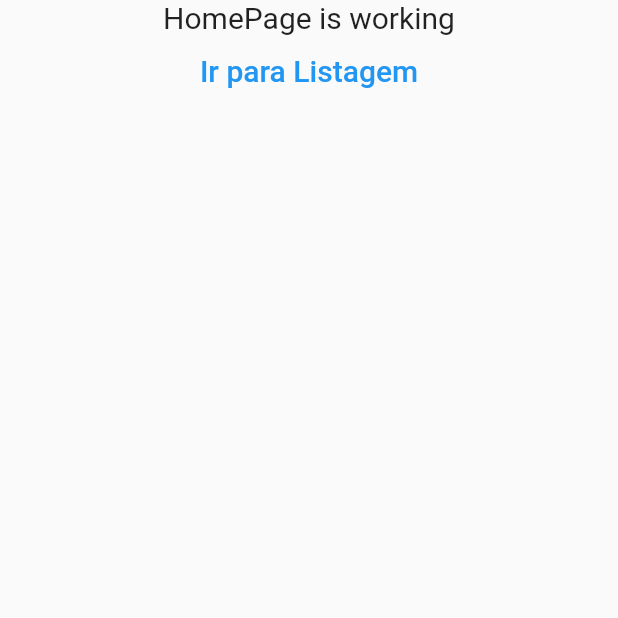
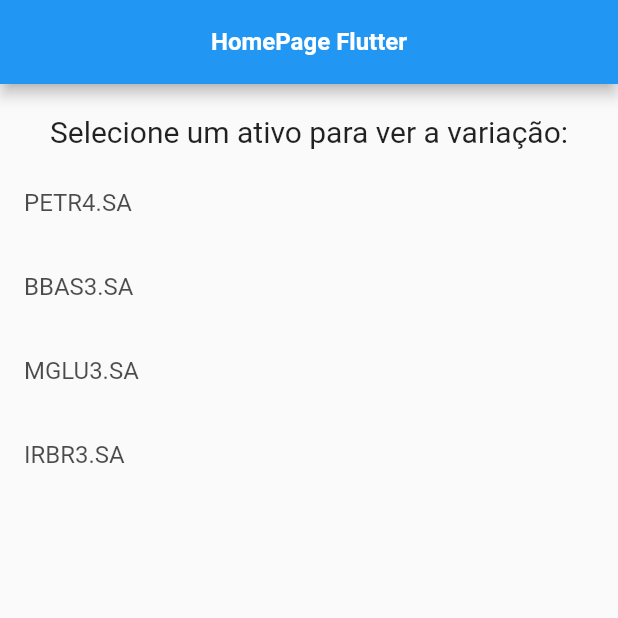
Before and after one commit to inacio-gpi/variacao_ativo, a Flutter app: the screen it shows after launch, on a phone screen of 412 x 824 dp, the top half of it. Run offline on Flutter 3.47's test engine with Material 2 defaults, Android fonts, the phone set to English and light mode, and no system bars; our stand-ins replace dartz, fl_chart, get.

Commit message:
add opcoes de ativos

```diff
--- a/analysis_options.yaml
+++ b/analysis_options.yaml
@@ -26,7 +26,6 @@ linter:
     await_only_futures: true
     always_declare_return_types: true
     comment_references: true
-    only_throw_errors: true
     prefer_final_in_for_each: true
     prefer_single_quotes: true
     avoid_shadowing_type_parameters: true
--- a/lib/app/core/http/rest_client.dart
+++ b/lib/app/core/http/rest_client.dart
@@ -1,5 +1,5 @@
 import 'package:get/get_connect/connect.dart';
-import 'package:variacao_ativo/app/core/http/i_rest_client.dart';
+import 'package:variacao_ativo/app/core/core.dart';
 
 class RestClient extends GetConnect implements IRestClient {
   @override
@@ -15,8 +15,8 @@ class RestClient extends GetConnect implements IRestClient {
         headers: headers,
       );
       return response;
-    } catch (error) {
-      rethrow;
+    } catch (error, stackTrace) {
+      throw NetworkException(message: 'Erro ao obter dados da API', stackTrace: stackTrace);
     }
   }
 }
--- a/lib/app/modules/active_variation/presenter/controllers/active_variation_controller.dart
+++ b/lib/app/modules/active_variation/presenter/controllers/active_variation_controller.dart
@@ -36,8 +36,9 @@ class ActiveVariationController extends GetxController {
       (final l) {
         Get.snackbar(
           'Ooops...',
-          'Ocorreu algum erro ao buscar os dados do ativo',
-          backgroundColor: Colors.red,
+          l.message,
+          colorText: Colors.white,
+          backgroundColor: const Color(0xFFBA1B1B),
         );
       },
       (final r) {
--- a/lib/app/modules/active_variation/presenter/pages/active_variation_page.dart
+++ b/lib/app/modules/active_variation/presenter/pages/active_variation_page.dart
@@ -6,6 +6,7 @@ import 'package:variacao_ativo/app/modules/active_variation/presenter/controller
 
 class ActiveVariationPage extends BasePage<ActiveVariationController> {
   const ActiveVariationPage({final Key? key}) : super(key: key);
+
   @override
   PreferredSizeWidget? appBar(final BuildContext context) => AppBar(
         centerTitle: true,
--- a/lib/app/modules/home/home_controller.dart
+++ b/lib/app/modules/home/home_controller.dart
@@ -6,7 +6,14 @@ class HomeController extends GetxController {
   final INavigationService _navigationService;
   HomeController(this._navigationService);
 
-  Future<void> goToActiveVariationPage() async {
-    await _navigationService.toNamed(ActiveVariationRoutes.activeVariation, arguments: 'testeParam');
+  final actives = [
+    'PETR4.SA',
+    'BBAS3.SA',
+    'MGLU3.SA',
+    'IRBR3.SA',
+  ];
+
+  Future<void> goToActiveVariationPage(final String active) async {
+    await _navigationService.toNamed(ActiveVariationRoutes.activeVariation, arguments: active);
   }
 }
--- a/lib/app/modules/home/home_page.dart
+++ b/lib/app/modules/home/home_page.dart
@@ -6,20 +6,38 @@ class HomePage extends BasePage<HomeController> {
   const HomePage({final Key? key}) : super(key: key);
 
   @override
-  Widget body(final BuildContext context) => Center(
+  PreferredSizeWidget? appBar(final BuildContext context) => AppBar(
+        centerTitle: true,
+        title: const Text(
+          'HomePage Flutter',
+          style: TextStyle(
+            color: Colors.white,
+            fontSize: 16,
+            fontWeight: FontWeight.bold,
+          ),
+        ),
+      );
+
+  @override
+  Widget body(final BuildContext context) => Padding(
+        padding: const EdgeInsets.symmetric(horizontal: 16, vertical: 20),
         child: Column(
           children: [
             const Text(
-              'HomePage is working',
+              'Selecione um ativo para ver a variação:',
               style: TextStyle(fontSize: 20),
             ),
-            TextButton(
-              onPressed: controller.goToActiveVariationPage,
-              child: const Text(
-                'Ir para Listagem',
-                style: TextStyle(fontSize: 20),
+            const SizedBox(height: 8),
+            Expanded(
+              child: ListView.builder(
+                itemCount: controller.actives.length,
+                itemBuilder: (final context, final index) => ListTile(
+                  contentPadding: EdgeInsets.zero,
+                  title: Text(controller.actives[index], style: TextStyle(color: Colors.black.withOpacity(0.7))),
+                  onTap: () async => controller.goToActiveVariationPage(controller.actives[index]),
+                ),
               ),
-            )
+            ),
           ],
         ),
       );
```
Also changed, not shown: lib/app/modules/active_variation/data/datasources/active_variation_datasource.dart (+5 -6 lines), 1 other file.
